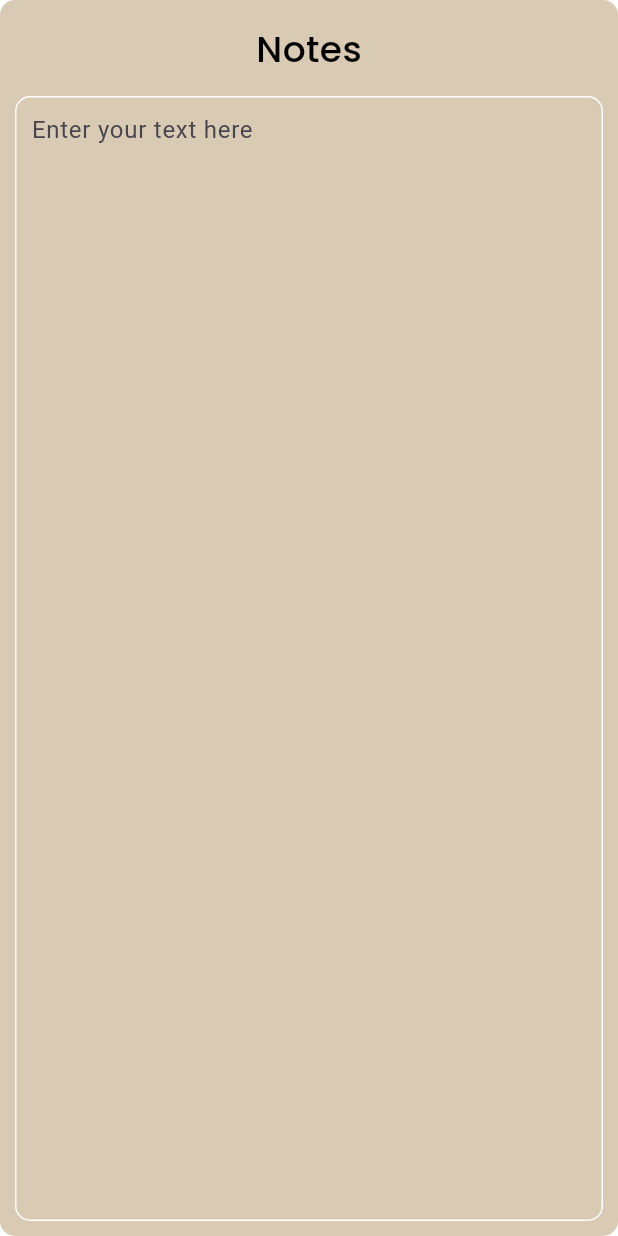
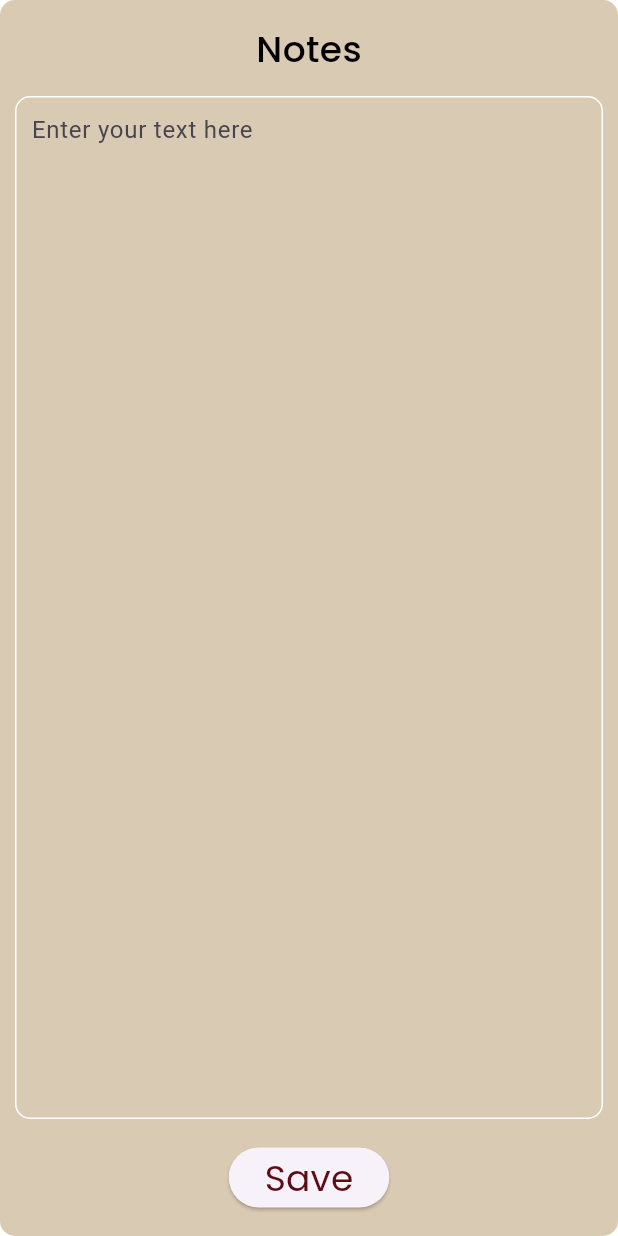
Before and after one commit to AhmedNoorim/DashBuy_ShopApp, a Flutter app: the NotesPage screen opened directly, on a phone screen of 412 x 824 dp. Run offline on Flutter 3.47's test engine with Material 3 defaults, Android fonts, the light colour scheme and no system bars; our stand-ins replace animated_splash_screen, cloud_firestore, firebase_auth, firebase_core; missing offline and left inert: flutter_barcode_scanner; accounts and stored records are empty.

Commit message:
some what - done

```diff
--- a/lib/pages/common_page.dart
+++ b/lib/pages/common_page.dart
@@ -2,9 +2,9 @@
 
 import 'dart:ui';
 import 'package:flutter/material.dart';
-import 'package:flutter_dash_buy/utilities/cart.dart';
-import 'package:flutter_dash_buy/utilities/home.dart';
-import 'package:flutter_dash_buy/utilities/notes.dart';
+import 'package:flutter_dash_buy/pages/cart.dart';
+import 'package:flutter_dash_buy/pages/home.dart';
+import 'package:flutter_dash_buy/pages/notes.dart';
 import 'package:flutter_dash_buy/pages/qr_page.dart';
 
 class CommonPage extends StatefulWidget {
--- a/lib/utilities/notes.dart
+++ b/lib/pages/notes.dart
@@ -1,6 +1,8 @@
 // ignore_for_file: prefer_const_constructors, prefer_const_literals_to_create_immutables
 
 import 'package:flutter/material.dart';
+import 'package:firebase_auth/firebase_auth.dart';
+import 'package:cloud_firestore/cloud_firestore.dart';
 
 class NotesPage extends StatefulWidget {
   const NotesPage({super.key});
@@ -10,7 +12,9 @@ class NotesPage extends StatefulWidget {
 }
 
 class _NotesPageState extends State<NotesPage> {
-  TextEditingController _notesController = TextEditingController();
+  final TextEditingController _textEditingController = TextEditingController();
+  bool _isLoading = false;
+  String? uid = FirebaseAuth.instance.currentUser?.uid;
 
   @override
   Widget build(BuildContext context) {
@@ -55,7 +59,7 @@ class _NotesPageState extends State<NotesPage> {
                         child: Padding(
                           padding: const EdgeInsets.all(10.0),
                           child: TextField(
-                            // controller: ,
+                            controller: _textEditingController,
                             maxLines: null,
                             decoration: InputDecoration.collapsed(
                               hintText: "Enter your text here",
@@ -65,6 +69,25 @@ class _NotesPageState extends State<NotesPage> {
                       ),
                     ),
                   ),
+                  SizedBox(height: 5.0),
+                  ElevatedButton(
+                    onPressed: _saveNote,
+                    child: _isLoading
+                        ? Padding(
+                            padding: const EdgeInsets.all(8.0),
+                            child: CircularProgressIndicator(),
+                          )
+                        : Text(
+                            'Save',
+                            style: TextStyle(
+                              color: Color(0xFF5E0B15),
+                              fontFamily: "Poppins",
+                              fontWeight: FontWeight.w400,
+                              fontSize: 24,
+                            ),
+                          ),
+                  ),
+                  SizedBox(height: 15.0),
                 ],
               ),
             ),
@@ -73,4 +96,50 @@ class _NotesPageState extends State<NotesPage> {
       ),
     );
   }
+
+  Future<void> _saveNote() async {
+    setState(() {
+      _isLoading = true;
+    });
+
+    final String noteText = _textEditingController.text.trim();
+
+    // Add the note to Firebase
+    await FirebaseFirestore.instance.collection('users').doc(uid).update({
+      'note': noteText,
+    });
+    ScaffoldMessenger.of(context).showSnackBar(SnackBar(
+      content: Text('Note saved successfully'),
+    ));
+
+    setState(() {
+      _isLoading = false;
+    });
+  }
+
+  @override
+  void initState() {
+    super.initState();
+    _loadNote();
+  }
+
+  Future<void> _loadNote() async {
+    setState(() {
+      _isLoading = true;
+    });
+
+    final DocumentSnapshot noteSnapshot =
+        await FirebaseFirestore.instance.collection('users').doc(uid).get();
+    if (noteSnapshot.exists) {
+      final String? noteText =
+          (noteSnapshot.data() as Map<String, dynamic>?)?['note'] as String?;
+      if (noteText != null) {
+        _textEditingController.text = noteText;
+      }
+    }
+
+    setState(() {
+      _isLoading = false;
+    });
+  }
 }
```
Also changed, not shown: lib/main.dart (+4 -19 lines), lib/utilities/getTransactions.dart (+0 -60 lines), lib/pages/cart.dart (renamed from lib/utilities/cart.dart), lib/pages/home.dart (renamed from lib/utilities/home.dart).
